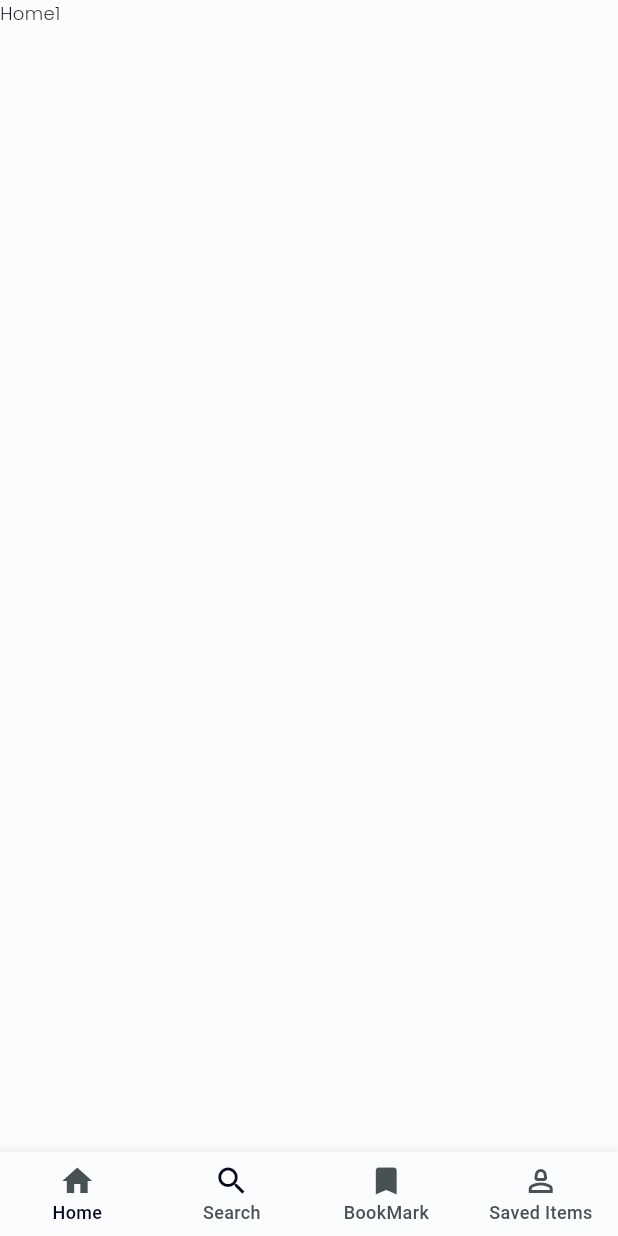
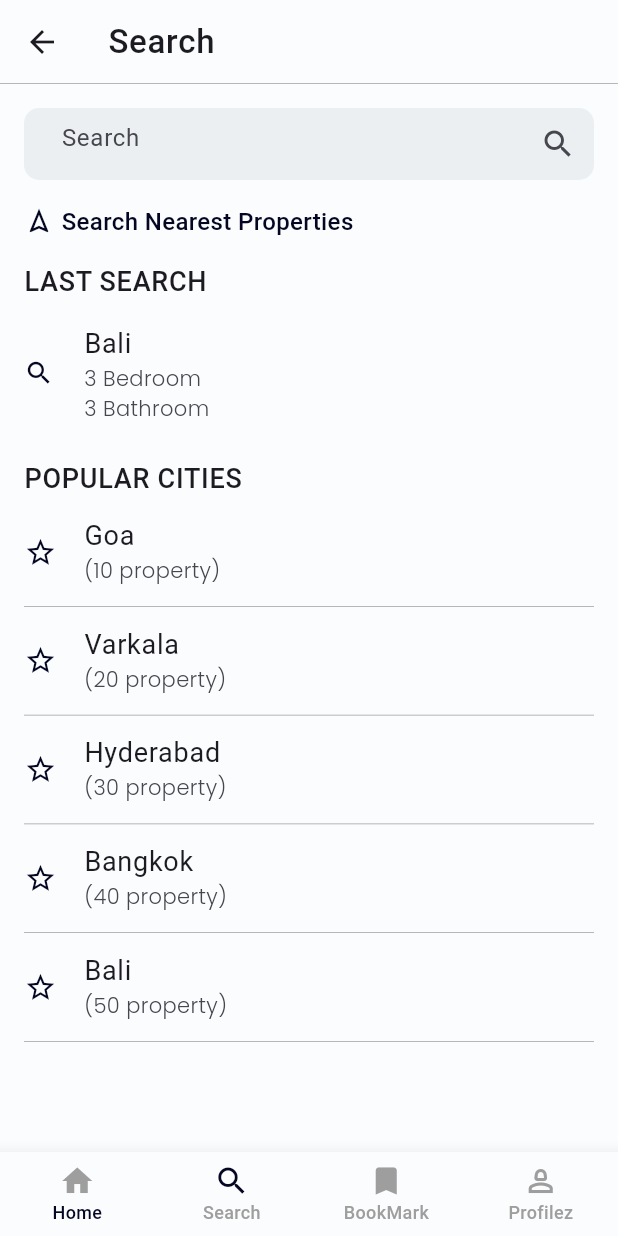
Before and after one commit to Muhammed-Unais/fracs_space, a Flutter app: the BottomBarView screen opened directly, item 2 of the bottom bar chosen, on a phone screen of 412 x 824 dp. Run offline on Flutter 3.47's test engine with Material 3 defaults, Android fonts, the light colour scheme and no system bars; our stand-ins replace firebase_auth, firebase_core, flutter_spinkit, pinput, shared_preferences; accounts and stored records are empty; network calls fail; Roboto replaces fonts that are missing (Pangram).

Commit message:
Completed Search screen ui

```diff
--- a/lib/app/bottom_nav_bar/view/bottom_nav_bar_screen.dart
+++ b/lib/app/bottom_nav_bar/view/bottom_nav_bar_screen.dart
@@ -1,6 +1,7 @@
 import 'package:flutter/material.dart';
 import 'package:fracs_space/app/bottom_nav_bar/view_model/bottom_bar_view_model.dart';
 import 'package:fracs_space/app/home/view/home_screen.dart';
+import 'package:fracs_space/app/search/view/search_view.dart';
 import 'package:fracs_space/common/res/styles/app_colors.dart';
 import 'package:fracs_space/common/res/styles/mobile_typography.dart';
 import 'package:provider/provider.dart';
@@ -15,7 +16,7 @@ class BottomBarView extends StatefulWidget {
 class _BottomBarViewState extends State<BottomBarView> {
   List<Widget> screens = [
     const HomeScreen(),
-    const Text("Home1"),
+    const SearchScreen(),
     const Text("Hom2"),
     const Text("Home3"),
   ];
@@ -49,14 +50,14 @@ class _BottomBarViewState extends State<BottomBarView> {
           backgroundColor: AppLightColors.lightBackground,
           elevation: 10,
           selectedItemColor: AppLightColors.lightPrimaryColor,
-          unselectedItemColor: AppLightColors.lightSecondaryColor,
+          unselectedItemColor: Colors.grey,
           items: <BottomNavigationBarItem>[
             BottomNavigationBarItem(
               label: "Home",
               icon: Icon(
                 color: bottombarProvider.currentIndex == 0
                     ? AppLightColors.lightPrimaryColor
-                    : AppLightColors.lightSecondaryColor,
+                    : Colors.grey,
                 Icons.home,
               ),
             ),
@@ -65,7 +66,7 @@ class _BottomBarViewState extends State<BottomBarView> {
               icon: Icon(
                 color: bottombarProvider.currentIndex == 1
                     ? AppLightColors.lightPrimaryColor
-                    : AppLightColors.lightSecondaryColor,
+                    : Colors.grey,
                 Icons.search,
               ),
             ),
@@ -74,16 +75,16 @@ class _BottomBarViewState extends State<BottomBarView> {
               icon: Icon(
                 color: bottombarProvider.currentIndex == 2
                     ? AppLightColors.lightPrimaryColor
-                    : AppLightColors.lightSecondaryColor,
+                    : Colors.grey,
                 Icons.bookmark,
               ),
             ),
             BottomNavigationBarItem(
-              label: "Saved Items",
+              label: "Profilez",
               icon: Icon(
                 color: bottombarProvider.currentIndex == 3
                     ? AppLightColors.lightPrimaryColor
-                    : AppLightColors.lightSecondaryColor,
+                    : Colors.grey,
                 Icons.person_2_outlined,
               ),
             ),
--- a/lib/app/home/model/home_model.dart
+++ b/lib/app/home/model/home_model.dart
@@ -3,19 +3,72 @@ class HomeModel {
     "data": [
       {
         "name": "FARMA FRACSPACE",
-        "place":"Hyderabad",
+        "place": "Hyderabad",
         "image": "https://www.fracspace.com/portfolio/hyderabad/1.jpg",
       },
       {
         "name": "FRACSPACE AEV",
-        "place":"Goa",
+        "place": "Goa",
         "image": "https://www.fracspace.com/portfolio/acron/03.jpg",
       },
       {
         "name": "FRACSPACE ROOMS",
-        "place":"VARKALA",
+        "place": "VARKALA",
         "image": "https://www.fracspace.com/portfolio/varkala/slider/1.PNG",
       }
     ]
   };
+
+  static const featuredCities = {
+    "data": [
+      {
+        "name": "Goa",
+        "image": "https://assets.serenity.co.uk/47000-47999/47859/1296x864.jpg",
+      },
+      {
+        "name": "Varkala",
+        "image":
+            "https://t1.gstatic.com/licensed-image?q=tbn:ANd9GcRcUGJ0SYayR-o7K7wg8BLFeLZF2TxRJYqRpm4mAjK8tAVmXEcOP6p4yd5Mt0FkVQLE",
+      },
+      {
+        "name": "Hyderabad",
+        "image": "https://yometro.com/images/places/charminar.jpg",
+      },
+      {
+        "name": "Bangkok",
+        "image":
+            "https://static.theceomagazine.net/wp-content/uploads/2023/06/26102050/48-hours-in-Bangkok1.jpg",
+      },
+      {
+        "name": "Bali",
+        "image": "https://www.holidify.com/images/bgImages/BALI.jpg",
+      }
+    ]
+  };
+
+  static const hotProperties = {
+    "data": [
+      {
+        "name": "Fracspace Bkk One",
+        "image": "https://www.fracspace.com/portfolio/bangkok/1.jpg",
+        "sqft": "750 Sq Ft",
+        "availabe_frac": "0",
+        "frac_price": "30,000"
+      },
+      {
+        "name": "Fracspace Seminyak",
+        "image": "https://www.fracspace.com/portfolio/bali/1.jpg",
+        "sqft": "2600 Sq Ft",
+        "availabe_frac": "4",
+        "frac_price": "30,000"
+      },
+      {
+        "name": "Icon Brickell Bay",
+        "image": "https://www.fracspace.com/portfolio/miami/1.jpg",
+        "sqft": "1600 Sq Ft",
+        "availabe_frac": "34",
+        "frac_price": "30,000"
+      },
+    ]
+  };
 }
--- /dev/null
+++ b/lib/app/search/view/search_view.dart
@@ -0,0 +1,155 @@
+import 'package:flutter/material.dart';
+import 'package:fracs_space/app/home/model/home_model.dart';
+import 'package:fracs_space/common/res/styles/app_colors.dart';
+import 'package:fracs_space/common/res/styles/mobile_typography.dart';
+
+class SearchScreen extends StatelessWidget {
+  const SearchScreen({super.key});
+
+  @override
+  Widget build(BuildContext context) {
+    final popularCities = HomeModel.featuredCities["data"];
+    return Scaffold(
+      appBar: AppBar(
+        elevation: 4,
+        surfaceTintColor: AppLightColors.lightBackground,
+        shape: const Border(
+          bottom: BorderSide(
+            color: Colors.grey,
+            style: BorderStyle.solid,
+            width: 0.5,
+          ),
+        ),
+        centerTitle: false,
+        title: Text(
+          "Search",
+          style: MobileTypography.headlineMedium.copyWith(
+            letterSpacing: 0.5,
+            fontSize: 22,
+          ),
+        ),
+      ),
+      body: Padding(
+        padding: const EdgeInsets.all(16.0),
+        child: Column(
+          crossAxisAlignment: CrossAxisAlignment.start,
+          children: [
+            Container(
+              decoration: BoxDecoration(
+                color: Colors.blueGrey.shade50,
+                borderRadius: BorderRadius.circular(10),
+              ),
+              padding: const EdgeInsets.only(
+                left: 25,
+              ),
+              child: TextFormField(
+                decoration: InputDecoration(
+                  border: InputBorder.none,
+                  hintText: "Search",
+                  hintStyle: MobileTypography.titleMedium.copyWith(
+                    letterSpacing: 0.5,
+                  ),
+                  suffixIcon: const Icon(Icons.search),
+                ),
+              ),
+            ),
+            const SizedBox(height: 16),
+            Row(
+              children: [
+                Icon(
+                  Icons.navigation_outlined,
+                  size: 20,
+                  color: AppLightColors.lightPrimaryColor,
+                ),
+                const SizedBox(width: 5),
+                Text(
+                  "Search Nearest Properties",
+                  style: MobileTypography.titleMedium.copyWith(
+                    fontWeight: FontWeight.w500,
+                    color: AppLightColors.lightPrimaryColor,
+                  ),
+                ),
+              ],
+            ),
+            const SizedBox(height: 16),
+            Text(
+              "LAST SEARCH",
+              style: MobileTypography.titleLarge.copyWith(
+                letterSpacing: 0.5,
+              ),
+            ),
+            const SizedBox(height: 6),
+            ListTile(
+              contentPadding: const EdgeInsets.all(0),
+              leading: Icon(
+                Icons.search,
+                size: 20,
+                color: AppLightColors.lightPrimaryColor,
+              ),
+              title: Text(
+                "Bali",
+                style: MobileTypography.headlineSmall.copyWith(
+                  fontWeight: FontWeight.w400,
+                ),
+              ),
+              subtitle: Column(
+                crossAxisAlignment: CrossAxisAlignment.start,
+                children: [
+                  Text(
+                    "3 Bedroom",
+                    style: MobileTypography.bodyLarge,
+                  ),
+                  Text(
+                    "3 Bathroom",
+                    style: MobileTypography.bodyLarge,
+                  ),
+                ],
+              ),
+            ),
+            const SizedBox(height: 16),
+            Text(
+              "POPULAR CITIES",
+              style: MobileTypography.titleLarge.copyWith(
+                letterSpacing: 0.5,
+              ),
+            ),
+            Expanded(
+              child: ListView.builder(
+                itemCount: 5,
+                itemBuilder: (context, index) {
+                  final cityName = popularCities?[index]["name"];
+
+                  return ListTile(
+                    shape: const Border(
+                      bottom: BorderSide(
+                        color: Colors.grey,
+                        style: BorderStyle.solid,
+                        width: 0.5,
+                      ),
+                    ),
+                    contentPadding: const EdgeInsets.all(0),
+                    leading: Icon(
+                      Icons.star_outline_outlined,
+                      size: 22,
+                      color: AppLightColors.lightPrimaryColor,
+                    ),
+                    title: Text(
+                      cityName!,
+                      style: MobileTypography.headlineSmall.copyWith(
+                        fontWeight: FontWeight.w400,
+                      ),
+                    ),
+                    subtitle: Text(
+                      "(${index + 1}0 property)",
+                      style: MobileTypography.bodyLarge,
+                    ),
+                  );
+                },
+              ),
+            )
+          ],
+        ),
+      ),
+    );
+  }
+}
```
Also changed, not shown: lib/app/home/view/home_screen.dart (+48 -13 lines), lib/app/home/view/widgets/home_featured_cites.dart (added, +55 -0 lines), lib/app/home/view/widgets/home_hot_prop.dart (added, +98 -0 lines).
